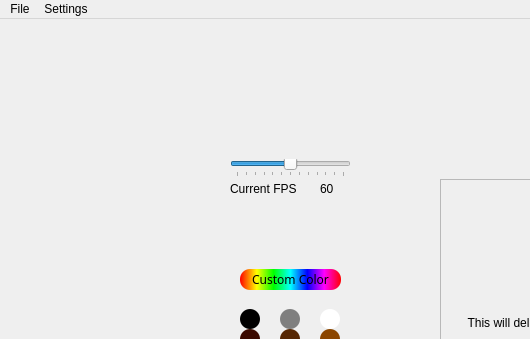
Old version of the form SpriteEditor/mainwindow.ui in the repository 00Calvin00/Git-Happens; both pictures show x 0 to 530 and y 0 to 339 of the 1262 by 745 pixel window.
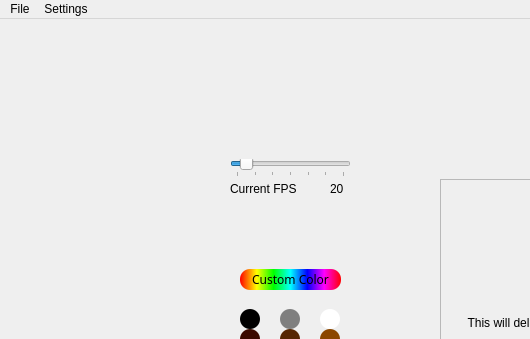
New version of the form. Custom widgets are drawn as their Qt base class.

Commit message: Changed fps default and max.

The edit to the form file:
```diff
--- a/SpriteEditor/mainwindow.ui
+++ b/SpriteEditor/mainwindow.ui
@@ -42,13 +42,19 @@
       </rect>
      </property>
      <property name="maximum">
-      <number>120</number>
+      <number>60</number>
      </property>
      <property name="singleStep">
       <number>1</number>
      </property>
+     <property name="pageStep">
+      <number>1</number>
+     </property>
+     <property name="value">
+      <number>5</number>
+     </property>
      <property name="sliderPosition">
-      <number>60</number>
+      <number>5</number>
      </property>
      <property name="orientation">
       <enum>Qt::Orientation::Horizontal</enum>
@@ -76,14 +82,14 @@
     <widget class="QLabel" name="animationFPSNumber">
      <property name="geometry">
       <rect>
-       <x>90</x>
+       <x>100</x>
        <y>30</y>
-       <width>31</width>
+       <width>16</width>
        <height>20</height>
       </rect>
      </property>
      <property name="text">
-      <string>60</string>
+      <string>20</string>
      </property>
     </widget>
    </widget>
```
Left out of the diff: 2 changed lines with no effect on the pictures. The commit also changes 1 other file.
